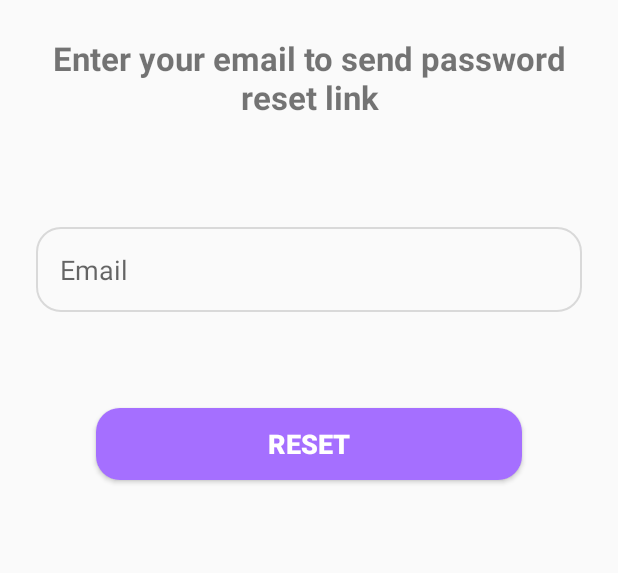
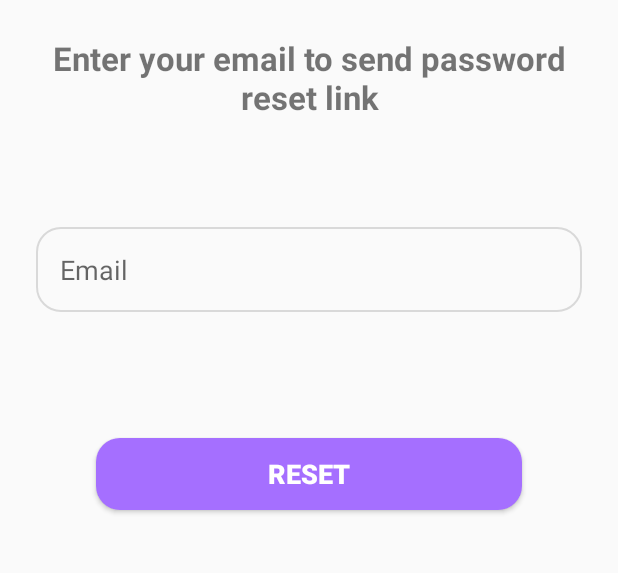
Before and after one commit to elzahraaabdelsattar/E-commerceApplication, an Android app: the layout activity_forget_password.xml on its own in the app's theme, with its tools: preview values and no code run, on a phone screen of 412 x 824 dp, the part 248-821 px from its top. Run offline under Robolectric (Android 15) with nearby library versions, the phone set to English and light mode, and no system bars.

Commit message:
fix signUp and create forget password

```diff
--- a/app/src/main/AndroidManifest.xml
+++ b/app/src/main/AndroidManifest.xml
@@ -10,8 +10,10 @@
         android:roundIcon="@mipmap/ic_launcher_round"
         android:supportsRtl="true"
         android:theme="@style/AppTheme">
-        <activity android:name=".ui.SplashScreen" />
-        <activity android:name=".ui.login.LoginActivity">
+        <activity android:name=".ui.login.LoginActivity" />
+        <activity android:name=".ui.login.ForgetPasswordActivity" />
+        <activity android:name=".ui.login.SignUpActivity" />
+        <activity android:name=".ui.SplashScreen">
             <intent-filter>
                 <action android:name="android.intent.action.MAIN" />
 
--- a/app/src/main/java/com/app/ecommerceapp/core/BaseActivity.kt
+++ b/app/src/main/java/com/app/ecommerceapp/core/BaseActivity.kt
@@ -11,6 +11,7 @@ abstract class BaseActivity : AppCompatActivity() {
         super.onCreate(savedInstanceState)
        // resetTitles()
         hideKeyboard()
+
     }
 
     protected fun resetTitles() {
--- a/app/src/main/java/com/app/ecommerceapp/data/local/SharedPrefrencesManager.kt
+++ b/app/src/main/java/com/app/ecommerceapp/data/local/PrefManager.kt
@@ -8,7 +8,7 @@ import com.app.ecommerceapp.data.local.*
 import com.app.ecommerceapp.ui.login.LoginActivity
 import com.google.gson.Gson
 
-class SharedPrefrencesManager(context: Context) {
+class PrefManager(context: Context) {
 
 
     var cnx: Context
--- a/app/src/main/java/com/app/ecommerceapp/ui/SplashScreen.kt
+++ b/app/src/main/java/com/app/ecommerceapp/ui/SplashScreen.kt
@@ -7,6 +7,7 @@ import android.os.Handler
 import androidx.appcompat.app.AppCompatActivity
 import com.app.ecommerceapp.R
 import com.app.ecommerceapp.ui.login.LoginActivity
+import com.app.ecommerceapp.util.navigateToLogin
 import kotlinx.android.synthetic.main.activity_splash_screen.*
 
 class SplashScreen : AppCompatActivity() {
@@ -17,8 +18,7 @@ class SplashScreen : AppCompatActivity() {
 
         splash_screen_image_view.alpha=0f
         splash_screen_image_view.animate().setDuration(2000).alpha(1f).withEndAction {
-            val i=Intent(this,LoginActivity::class.java)
-            startActivity(i)
+           navigateToLogin()
         }
 
 
--- a/app/src/main/res/layout/activity_forget_password.xml
+++ b/app/src/main/res/layout/activity_forget_password.xml
@@ -4,6 +4,19 @@
     xmlns:tools="http://schemas.android.com/tools"
     android:layout_width="match_parent"
     android:layout_height="match_parent">
+
+
+    <ProgressBar
+        android:id="@+id/forget_password_progressBar"
+        android:layout_width="wrap_content"
+        android:layout_height="wrap_content"
+        android:indeterminate="true"
+        android:indeterminateDrawable="@drawable/primary_color_progress_bar"
+        android:visibility="gone"
+        app:layout_constraintBottom_toBottomOf="parent"
+        app:layout_constraintEnd_toEndOf="parent"
+        app:layout_constraintStart_toStartOf="parent"
+        app:layout_constraintTop_toTopOf="parent" />
 
     <androidx.appcompat.widget.AppCompatImageView
         android:id="@+id/logo_imageView"
@@ -58,8 +71,10 @@
         android:textColor="@color/white"
         android:textSize="18sp"
         android:textStyle="bold"
+        app:layout_constraintBottom_toBottomOf="parent"
         app:layout_constraintEnd_toEndOf="parent"
         app:layout_constraintStart_toStartOf="parent"
-        app:layout_constraintTop_toBottomOf="@id/email_reset_password_editText" />
+        app:layout_constraintTop_toBottomOf="@id/email_reset_password_editText"
+        app:layout_constraintVertical_bias="0.072" />
 
 </androidx.constraintlayout.widget.ConstraintLayout>
--- a/app/src/main/res/layout/activity_login.xml
+++ b/app/src/main/res/layout/activity_login.xml
@@ -9,6 +9,7 @@
 
     <ProgressBar
         android:id="@+id/login_progressBar"
+        android:visibility="gone"
         android:layout_width="wrap_content"
         android:layout_height="wrap_content"
         android:indeterminate="true"
--- a/app/src/main/res/values/styles.xml
+++ b/app/src/main/res/values/styles.xml
@@ -1,6 +1,6 @@
 <resources>
     <!-- Base application theme. -->
-    <style name="AppTheme" parent="Theme.AppCompat.Light.DarkActionBar">
+    <style name="AppTheme" parent="Theme.AppCompat.Light.NoActionBar">
         <!-- Customize your theme here. -->
         <item name="colorPrimary">@color/colorPrimary</item>
         <item name="colorPrimaryDark">@color/colorPrimaryDark</item>
```
Also changed, not shown: app/src/main/java/com/app/ecommerceapp/data/model/ForgetPassword.kt (added, +10 -0 lines), app/src/main/java/com/app/ecommerceapp/data/remote/APIClient.java (+8 -0 lines), app/src/main/java/com/app/ecommerceapp/ui/login/ForgetPasswordActivity.kt (+70 -9 lines), app/src/main/java/com/app/ecommerceapp/ui/login/LoginActivity.kt (+15 -13 lines), app/src/main/java/com/app/ecommerceapp/ui/login/SignUpActivity.kt (+64 -5 lines), app/src/main/res/layout/activity_sign_up.xml (+12 -0 lines).
